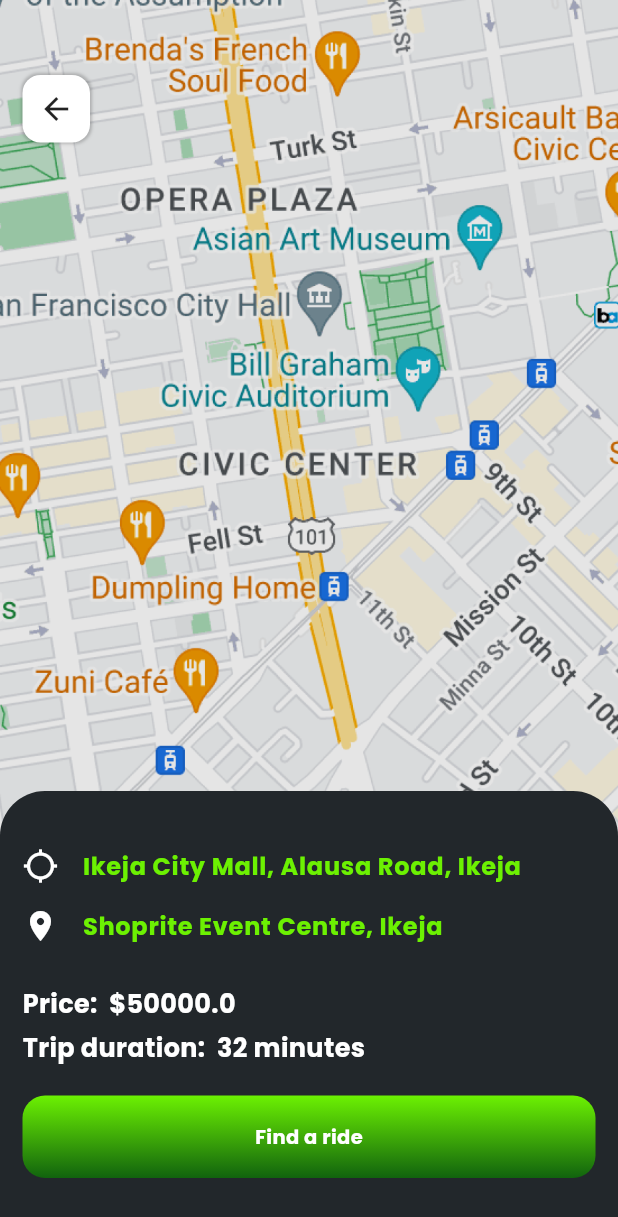
After one commit to Christentimmy/Rider-Eco, a Flutter app: the FindARideScreen screen opened directly, on a phone screen of 412 x 824 dp. The commit adds this screen. Shown: the top 1217 px of the screen. Run offline on Flutter 3.47's test engine with Material 3 defaults, Android fonts, the phone set to English and light mode, and no system bars; our stand-ins replace country_code_picker, flutter_svg, get, google_fonts, image_picker, pinput.

Commit message:
find a ride screen

```diff
--- /dev/null
+++ b/lib/pages/home/find_a_ride_screen.dart
@@ -0,0 +1,139 @@
+import 'package:flutter/material.dart';
+import 'package:get/get.dart';
+import 'package:rider/resources/colors.dart';
+import 'package:rider/widgets/build_icon_button.dart';
+import 'package:rider/widgets/custom_button.dart';
+
+class FindARideScreen extends StatelessWidget {
+  const FindARideScreen({super.key});
+
+  @override
+  Widget build(BuildContext context) {
+    return Scaffold(
+      body: Stack(
+        children: [
+          Image.asset(
+            "assets/images/map.png",
+            width: Get.width,
+            height: Get.height,
+            fit: BoxFit.cover,
+          ),
+          Padding(
+            padding: const EdgeInsets.symmetric(
+              horizontal: 15,
+              vertical: 50,
+            ),
+            child: buildIconButton(
+              icon: Icons.arrow_back,
+              onTap: () => Get.back(),
+            ),
+          ),
+          _buildBottomWidget(),
+        ],
+      ),
+    );
+  }
+
+  Widget _buildBottomWidget() {
+    return Align(
+      alignment: Alignment.bottomCenter,
+      child: Container(
+        height: Get.height * 0.36,
+        width: Get.width,
+        padding: const EdgeInsets.symmetric(
+          horizontal: 15,
+          vertical: 30,
+        ),
+        decoration: const BoxDecoration(
+          color: Color(0xff22272B),
+          borderRadius: BorderRadius.only(
+            topLeft: Radius.circular(30),
+            topRight: Radius.circular(30),
+          ),
+        ),
+        child: Column(
+          crossAxisAlignment: CrossAxisAlignment.start,
+          children: [
+            _buildListTile(
+              title: "Ikeja City Mall, Alausa Road, Ikeja",
+              icon: Icons.location_searching_sharp,
+            ),
+            _buildListTile(
+              title: "Shoprite Event Centre, Ikeja",
+              icon: Icons.location_on,
+            ),
+            const SizedBox(height: 20),
+            const Row(
+              children: [
+                Text(
+                  "Price:  ",
+                  style: TextStyle(
+                    color: Colors.white,
+                    fontWeight: FontWeight.bold,
+                    fontSize: 17,
+                  ),
+                ),
+                Text(
+                  "\$50000.0",
+                  style: TextStyle(
+                    color: Colors.white,
+                    fontWeight: FontWeight.bold,
+                    fontSize: 17,
+                  ),
+                ),
+              ],
+            ),
+            const SizedBox(height: 5),
+            const Row(
+              children: [
+                Text(
+                  "Trip duration:  ",
+                  style: TextStyle(
+                    color: Colors.white,
+                    fontWeight: FontWeight.bold,
+                    fontSize: 17,
+                  ),
+                ),
+                Text(
+                  "32 minutes",
+                  style: TextStyle(
+                    color: Colors.white,
+                    fontWeight: FontWeight.bold,
+                    fontSize: 17,
+                  ),
+                ),
+              ],
+            ),
+            const SizedBox(height: 20),
+            CommonButton(
+              text: "Find a ride",
+              ontap: () {},
+            ),
+          ],
+        ),
+      ),
+    );
+  }
+
+  ListTile _buildListTile({
+    required String title,
+    required IconData icon,
+  }) {
+    return ListTile(
+      contentPadding: EdgeInsets.zero,
+      minTileHeight: 40,
+      leading: Icon(
+        icon,
+        color: Colors.white,
+      ),
+      title: Text(
+        title,
+        style: const TextStyle(
+          color: AppColors.primaryColor,
+          fontSize: 16,
+          fontWeight: FontWeight.bold,
+        ),
+      ),
+    );
+  }
+}
--- a/lib/pages/home/soure_destination_screen.dart
+++ b/lib/pages/home/soure_destination_screen.dart
@@ -1,5 +1,6 @@
 import 'package:flutter/material.dart';
 import 'package:get/get.dart';
+import 'package:rider/pages/home/find_a_ride_screen.dart';
 import 'package:rider/resources/colors.dart';
 import 'package:rider/widgets/custom_textfield.dart';
 
@@ -80,17 +81,18 @@ class _SoureDestinationScreenState extends State<SoureDestinationScreen> {
       shrinkWrap: true,
       physics: const NeverScrollableScrollPhysics(),
       itemBuilder: (context, index) {
-        return const ListTile(
+        return ListTile(
+          onTap: () => Get.to(() => FindARideScreen()),
           contentPadding: EdgeInsets.zero,
-          leading: Icon(Icons.timelapse_sharp),
-          title: Text(
+          leading: const Icon(Icons.timelapse_sharp),
+          title: const Text(
             "Soft Bank",
             style: TextStyle(
               fontSize: 17,
               fontWeight: FontWeight.bold,
             ),
           ),
-          subtitle: Text("364 Stillwater Ave. Attleboro, MA 027"),
+          subtitle: const Text("364 Stillwater Ave. Attleboro, MA 027"),
         );
       },
     );
```
